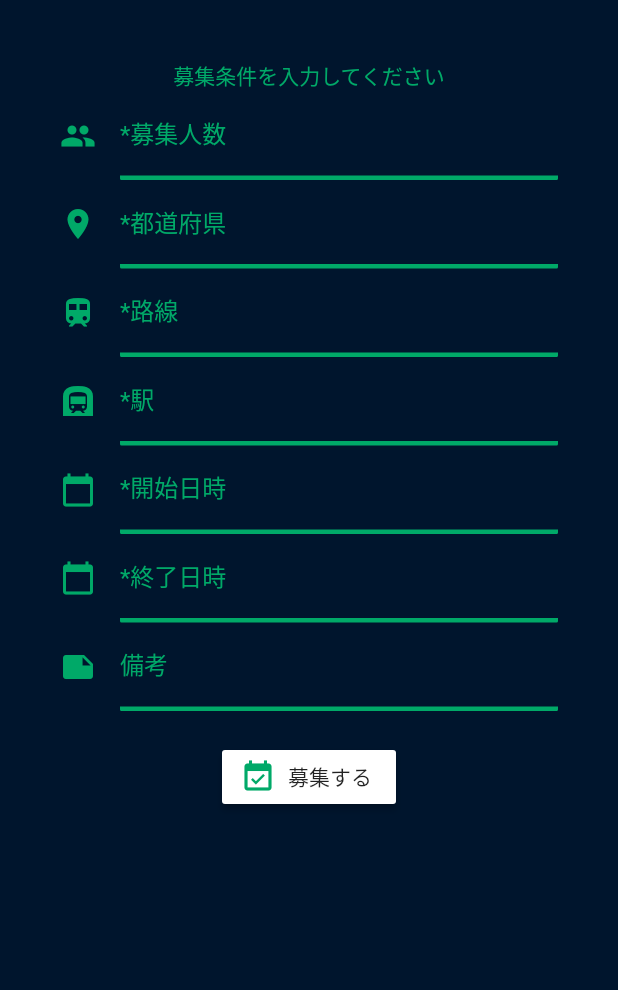
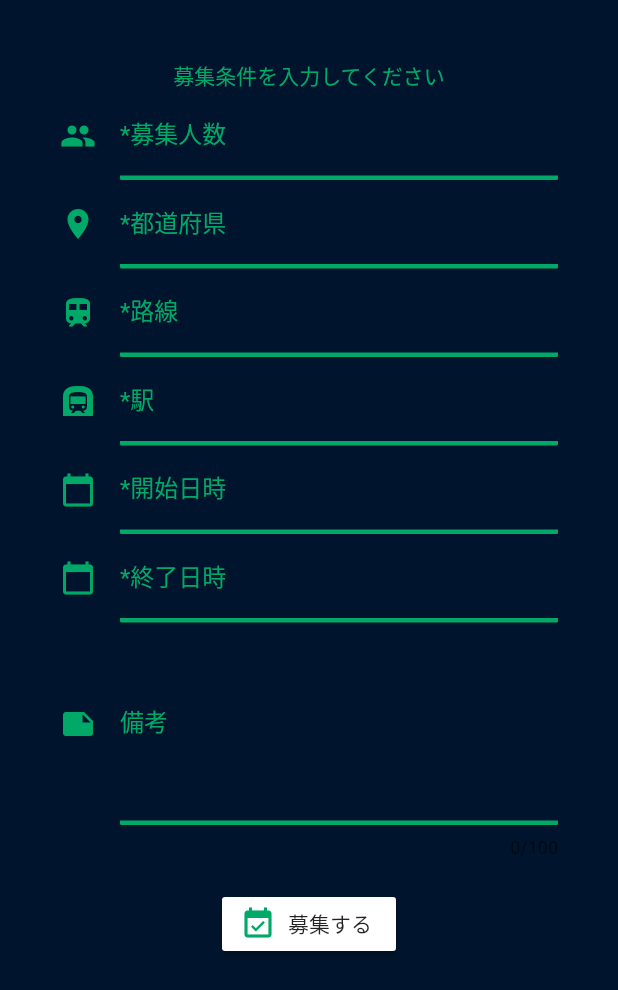
Before and after one commit to Kosaku-y/flutter_app, a Flutter app: the RecruitmentPage screen opened directly, on a phone screen of 412 x 824 dp. Shown: the top 990 px of the screen. Run offline on Flutter 3.47's test engine with Material 2 defaults, Android fonts, the phone set to English and light mode, and no system bars; our stand-ins replace charts_flutter, firebase_auth, firebase_database, flutter_datetime_picker, flutter_signin_button, flutter_spinkit and 1 more; missing offline and left inert: flutter_cupertino_data_picker; accounts and stored records are empty.

Commit message:
add chat.dart files and some files modified.
Signed-off-by: Kosaku Yamauchi <xxxlancerk@gmail.com>

```diff
--- a/lib/Entity.dart
+++ b/lib/Entity.dart
@@ -90,7 +90,7 @@ class PageParts {
     scaffoldBackgroundColor: Color(0xff00152d),
     bottomAppBarColor: Color(0xff160840),
     selectedRowColor: Color(0xff00A968),
-    dividerColor: Colors.white,
+    dividerColor: Color(0xff00A968),
   );
 
   ThemeData light = new ThemeData.light();
--- a/lib/EventSearch.dart
+++ b/lib/EventSearch.dart
@@ -9,23 +9,23 @@ import 'dart:convert';
 import 'Entity.dart';
 import 'Recritment.dart';
 
-/*----------------------------------------------
-
-イベント管理用クラス
-
-----------------------------------------------*/
-class EventManage extends StatelessWidget {
-  @override
-  //EventManage({Key key}) : super(key: key);
-  Widget build(BuildContext context) {
-    return MaterialApp(
-      home: EventManagePage(),
-      routes: <String, WidgetBuilder>{
-        '/home': (BuildContext context) => new EventManagePage(),
-      },
-    );
-  }
-}
+//*----------------------------------------------
+//
+//イベント管理用クラス
+//
+//----------------------------------------------*/
+//class EventManage extends StatelessWidget {
+//  @override
+//  //EventManage({Key key}) : super(key: key);
+//  Widget build(BuildContext context) {
+//    return MaterialApp(
+//      home: EventManagePage(),
+//      routes: <String, WidgetBuilder>{
+//        '/home': (BuildContext context) => new EventManagePage(),
+//      },
+//    );
+//  }
+//}
 
 /*----------------------------------------------
 
@@ -172,7 +172,6 @@ class EventManagePageState extends State<EventManagePage> {
   //フォーム送信用メソッド
   void _submission() {
     if (this._formKey.currentState.validate()) {
-      //Navigator.of(context).pushNamed("/subpage");
       if (_eventId != null) {
       } else {
         Navigator.push(
--- a/lib/Profile.dart
+++ b/lib/Profile.dart
@@ -3,7 +3,6 @@ import 'package:flutter/widgets.dart';
 import 'Entity.dart';
 
 class ProfilePage extends StatelessWidget {
-
   ProfilePage(User user, int mode, String userId);
 
   final int OTHER = 1;
--- a/lib/Recritment.dart
+++ b/lib/Recritment.dart
@@ -164,7 +164,7 @@ class RecruitmentPageState extends State<RecruitmentPage> {
   }
 
   Widget _recruitMemberPicker() {
-    return new GestureDetector(
+    return new InkWell(
       onTap: () {
         DataPicker.showDatePicker(
           context,
@@ -207,7 +207,7 @@ class RecruitmentPageState extends State<RecruitmentPage> {
   }
 
   Widget _prefPicker() {
-    return new GestureDetector(
+    return new InkWell(
       onTap: () {
         DataPicker.showDatePicker(
           context,
@@ -257,7 +257,7 @@ class RecruitmentPageState extends State<RecruitmentPage> {
   }
 
   Widget _linePicker() {
-    return new GestureDetector(
+    return new InkWell(
       onTap: () {
         DataPicker.showDatePicker(
           context,
@@ -306,7 +306,7 @@ class RecruitmentPageState extends State<RecruitmentPage> {
   }
 
   Widget _stationPicker() {
-    return new GestureDetector(
+    return new InkWell(
       onTap: () {
         DataPicker.showDatePicker(
           context,
@@ -354,7 +354,7 @@ class RecruitmentPageState extends State<RecruitmentPage> {
   }
 
   Widget _startTimePicker() {
-    return new GestureDetector(
+    return new InkWell(
       onTap: () {
         DatePicker.showDateTimePicker(context, showTitleActions: true, theme: DatePickerTheme(backgroundColor: Colors.white, itemStyle: TextStyle(color: Colors.black), doneStyle: TextStyle(color: Colors.black)), onChanged: (date) {}, onConfirm: (date) {
           setState(() {
@@ -387,7 +387,7 @@ class RecruitmentPageState extends State<RecruitmentPage> {
   }
 
   Widget _endTimePicker() {
-    return new GestureDetector(
+    return new InkWell(
       onTap: () {
         DatePicker.showDateTimePicker(context, showTitleActions: true, theme: DatePickerTheme(backgroundColor: Colors.white, itemStyle: TextStyle(color: Colors.black), doneStyle: TextStyle(color: Colors.black)), onChanged: (date) {}, onConfirm: (date) {
           setState(() {
@@ -438,6 +438,10 @@ class RecruitmentPageState extends State<RecruitmentPage> {
             labelText: '備考',
             labelStyle: TextStyle(color: set.fontColor),
           ),
+          keyboardType: TextInputType.multiline,
+          textInputAction: TextInputAction.newline,
+          maxLength: 100,
+          maxLines: 5,
           onSaved: (String value) {
             _remarks = value;
           }),
--- a/lib/main.dart
+++ b/lib/main.dart
@@ -67,12 +67,12 @@ class HomeState extends State<Home> {
     super.initState();
     tabs = [
       NewHome(user), //EventManage(key: PageStorageKey('EventManage'),),
-      EventManage(), RoomPage(user), SettingPage(user), //SampleTabItem("messeage", Colors.black),
+      EventManagePage(), RoomPage(user), SettingPage(user), //SampleTabItem("messeage", Colors.black),
     ];
 
     navigatorKeys = {
       NewHome(user): GlobalKey<NavigatorState>(),
-      EventManage(): GlobalKey<NavigatorState>(),
+      EventManagePage(): GlobalKey<NavigatorState>(),
       RoomPage(user): GlobalKey<NavigatorState>(),
       SettingPage(user): GlobalKey<NavigatorState>(),
     };
```
Also changed, not shown: lib/todo.txt (+33 -4 lines).
